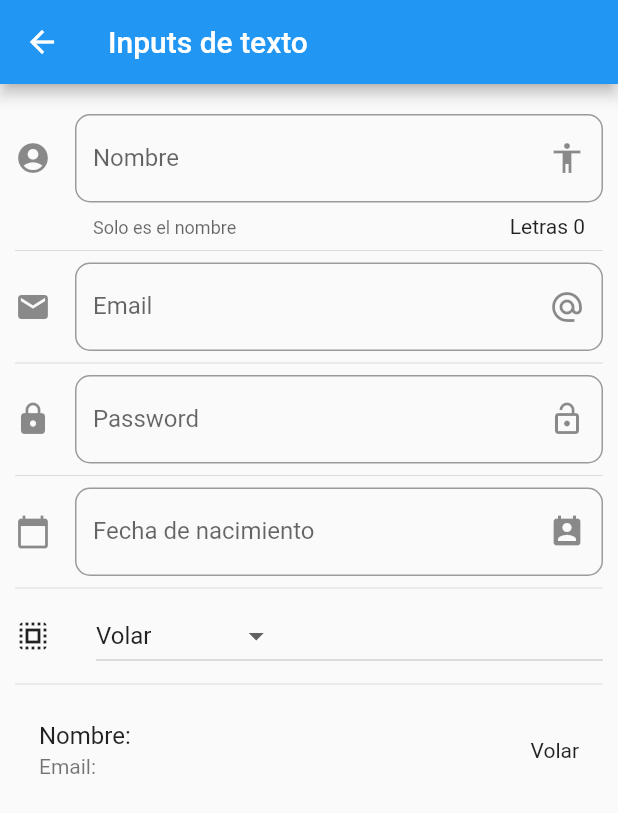
After one commit to ChristopherMH/CursoFlutter, a Flutter app: the screen it shows after launch, after a tap on "Inputs", on a phone screen of 412 x 824 dp. The commit adds this screen. Shown: the top 813 px of the screen. Run offline on Flutter 3.47's test engine with Material 2 defaults, Android fonts, the phone set to English and light mode, and no system bars; network calls fail.

Commit message:
Inputs agregados

```diff
--- a/componentes/data/menu_opts.json
+++ b/componentes/data/menu_opts.json
@@ -20,6 +20,11 @@
             "ruta" : "animatedContainer",
             "icon" : "donut_large",
             "texto": "Animated Container"
+        },
+        {
+            "ruta" : "inputs",
+            "icon" : "input",
+            "texto": "Inputs"
         }
     ]
 }
--- a/componentes/lib/main.dart
+++ b/componentes/lib/main.dart
@@ -1,6 +1,7 @@
 import 'package:componentes/pages/alert_page.dart';
 import 'package:componentes/src/routes/routes.dart';
 // import 'package:componentes/pages/home_temp.dart';
+import 'package:flutter_localizations/flutter_localizations.dart';
 import 'package:flutter/material.dart';
 
 void main() => runApp(MyApp());
@@ -10,6 +11,16 @@
   Widget build(BuildContext context) {
     return MaterialApp(
       debugShowCheckedModeBanner: false,
+      localizationsDelegates: [
+        // AppLocalizations.delegate, // Add this line
+        GlobalMaterialLocalizations.delegate,
+        GlobalWidgetsLocalizations.delegate,
+        GlobalCupertinoLocalizations.delegate,
+      ],
+      supportedLocales: [
+        const Locale('en', 'US'), // English, no country code
+        const Locale('es', 'ES'), // Spanish, no country code
+      ],
       title: 'Componentes App',
       // home: HomePage()
       initialRoute: '/',
--- /dev/null
+++ b/componentes/lib/pages/input_page.dart
@@ -0,0 +1,181 @@
+import 'package:flutter/material.dart';
+
+class InputPage extends StatefulWidget {
+
+  @override
+  _InputPageState createState() => _InputPageState();
+}
+
+class _InputPageState extends State<InputPage> {
+  String _nombre = '';
+  String _email = '';
+  String _fecha = '';
+  String _opcionSeleccionada = 'Volar';
+  List <String> _poderes = ['Volar', 'Rayos X', 'Super Aliento', 'Super Fuerza'];
+
+  TextEditingController _inputFieldDateController = new TextEditingController();
+
+  @override
+  Widget build(BuildContext context) {
+    return Scaffold(
+      appBar: AppBar(
+        title: Text('Inputs de texto'),
+      ),
+      body: ListView(
+        padding: EdgeInsets.symmetric(horizontal: 10.0, vertical: 20.0),
+        children: <Widget>[
+          _crearInput(),
+          Divider(),
+          _crearEmail(),
+          Divider(),
+          _crearPasswordField(),
+          Divider(),
+          _crearFecha(context),
+          Divider(),
+          _crearDropdown(),
+          Divider(),
+          _crearPersona()
+        ],
+      ),
+    );
+  }
+
+  Widget _crearInput() {
+    return TextField(
+      // autofocus: true,
+      textCapitalization: TextCapitalization.sentences,
+      decoration: InputDecoration(
+        border: OutlineInputBorder(
+          borderRadius: BorderRadius.circular(10.0)
+        ),
+        counter: Text('Letras ${_nombre.length}'),
+        hintText: 'Nombre de la persona',
+        labelText: 'Nombre',
+        helperText: 'Solo es el nombre',
+        suffixIcon: Icon(Icons.accessibility),
+        icon: Icon(Icons.account_circle)
+      ),
+      onChanged: (value) {
+        setState(() {
+          _nombre = value;
+          // print(_nombre);
+        });
+      },
+    );
+  }
+
+  Widget _crearPersona() {
+    return ListTile(
+      title: Text('Nombre: $_nombre'),
+      subtitle: Text('Email: $_email'),
+      trailing: Text(_opcionSeleccionada),
+    );
+  }
+
+  Widget _crearEmail() {
+    return TextField(
+      keyboardType: TextInputType.emailAddress,
+      decoration: InputDecoration(
+        border: OutlineInputBorder(
+          borderRadius: BorderRadius.circular(10.0)
+        ),
+        hintText: 'Email',
+        labelText: 'Email',
+        suffixIcon: Icon(Icons.alternate_email),
+        icon: Icon(Icons.email)
+      ),
+      onChanged: (value) => setState((){
+        _email = value;
+      })
+    );
+  }
+
+  Widget _crearPasswordField() {
+    return TextField(
+      obscureText: true,
+      decoration: InputDecoration(
+        border: OutlineInputBorder(
+          borderRadius: BorderRadius.circular(10.0)
+        ),
+        hintText: 'Password',
+        labelText: 'Password',
+        suffixIcon: Icon(Icons.lock_open),
+        icon: Icon(Icons.lock)
+      ),
+      onChanged: (value) => setState((){
+        _email = value;
+      })
+    );
+  }
+
+  Widget _crearFecha(BuildContext context) {
+    return TextField(
+      enableInteractiveSelection: false,
+      controller: _inputFieldDateController,
+      decoration: InputDecoration(
+        border: OutlineInputBorder(
+          borderRadius: BorderRadius.circular(10.0)
+        ),
+        hintText: 'Fecha de nacimiento',
+        labelText: 'Fecha de nacimiento',
+        suffixIcon: Icon(Icons.perm_contact_calendar),
+        icon: Icon(Icons.calendar_today)
+      ),
+      onTap: () {
+        FocusScope.of(context).requestFocus(new FocusNode());
+        _selectDate(context);
+      },
+    );
+  }
+
+  _selectDate(BuildContext context) async{
+    DateTime picked = await showDatePicker(
+      context: context,
+      initialDate: new DateTime.now(),
+      firstDate: new DateTime(2018),
+      lastDate: new DateTime(2025),
+      locale: Locale('es', 'ES')
+      );
+
+      if(picked != null){
+        setState(() {
+          _fecha = picked.toString();
+          _inputFieldDateController.text = _fecha;
+        });
+      }
+  }
+
+  List <DropdownMenuItem <String>> getOpciones(){
+    List <DropdownMenuItem <String>> lista = new List();
+    _poderes.forEach((poder) {
+      lista.add(DropdownMenuItem(
+        child: Text(poder),
+        value: poder,
+      ));
+    });
+
+    return lista;
+  }
+
+  Widget _crearDropdown() {
+    return Row(
+      children: <Widget>[
+        Icon(Icons.select_all),
+        SizedBox(width: 30.0),
+        Expanded(
+          child: DropdownButton(
+          value: _opcionSeleccionada,
+          items: getOpciones(),
+          onChanged: (value) {
+            // print (value);
+            setState(() {
+              _opcionSeleccionada = value;
+            });
+          },
+          )
+        )
+      ],
+    );
+  }
+
+}
--- a/componentes/lib/src/routes/routes.dart
+++ b/componentes/lib/src/routes/routes.dart
@@ -3,6 +3,7 @@
 import 'package:componentes/pages/avart_page.dart';
 import 'package:componentes/pages/card_page.dart';
 import 'package:componentes/pages/home_page.dart';
+import 'package:componentes/pages/input_page.dart';
 import 'package:flutter/material.dart';
 
 Map<String, WidgetBuilder> getApplicationRoutes(){
@@ -11,6 +12,7 @@
     'alert' : (BuildContext context) => AlertPage(),
     'avatar' : (BuildContext context) => AvatarPage(),
     'card': (BuildContext context) => CardPage(),
-    'animatedContainer': (BuildContext context) => AnimatedContainerPage()
+    'animatedContainer': (BuildContext context) => AnimatedContainerPage(),
+    'inputs': (BuildContext context) => InputPage()
   };
 }
--- a/componentes/lib/src/utils/icono_string_util.dart
+++ b/componentes/lib/src/utils/icono_string_util.dart
@@ -4,7 +4,8 @@
   'add_alert': Icons.add_alert,
   'accessibility': Icons.accessibility,
   'folder_open': Icons.folder_open,
-  'donut_large': Icons.donut_large
+  'donut_large': Icons.donut_large,
+  'input': Icons.input
 };
 
 Icon getIcon(String nombreIcono){
--- a/componentes/pubspec.yaml
+++ b/componentes/pubspec.yaml
@@ -32,6 +32,10 @@
 dev_dependencies:
   flutter_test:
     sdk: flutter
+
+  flutter_localizations:
+    sdk: flutter
+  intl: ^0.17.0 # Add this line
 
 # For information on the generic Dart part of this file, see the
 # following page: https://dart.dev/tools/pub/pubspec
```
Also changed, not shown: componentes/pubspec.lock.
